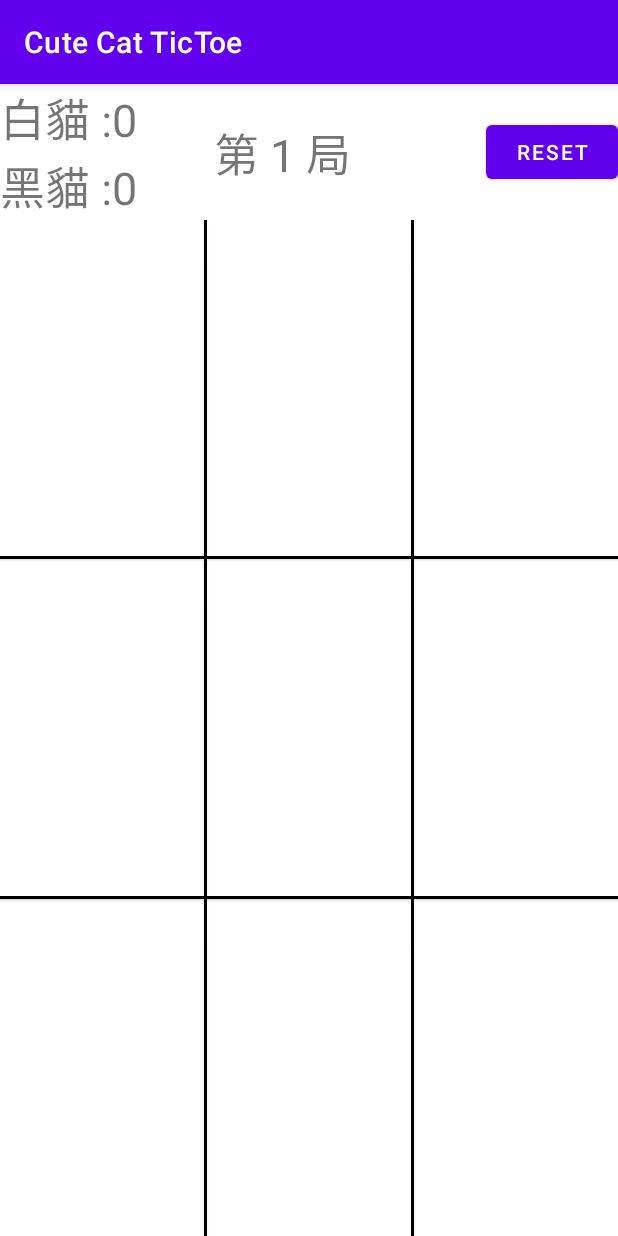
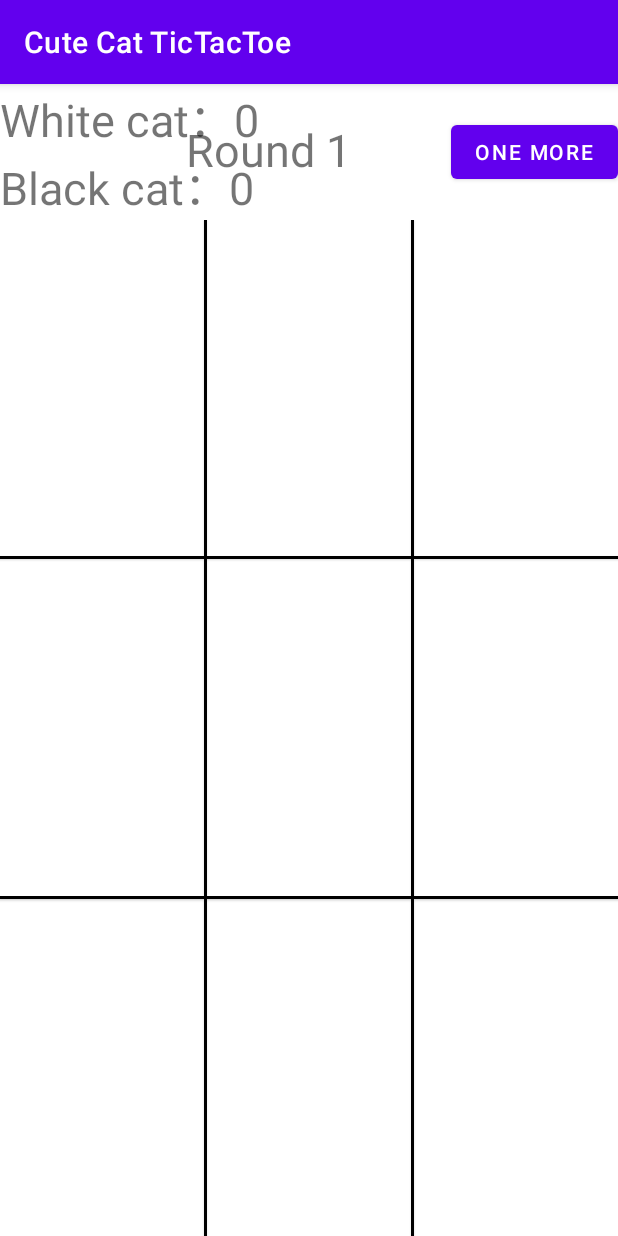
Before and after one commit to Wayne-Wang-Wayne/Cute-Cat-TIc-Tac-Toe, an Android app: the screen it shows after launch (MainActivity), on a phone screen of 412 x 824 dp. Run offline under Robolectric (Android 15) with nearby library versions, the phone set to English and light mode, and no system bars.

Commit message:
新增語言

```diff
--- a/app/src/main/java/com/example/tictoe/MainActivity.java
+++ b/app/src/main/java/com/example/tictoe/MainActivity.java
@@ -48,6 +48,14 @@ public class MainActivity extends AppCompatActivity {
         super.onCreate(savedInstanceState);
         setContentView(R.layout.activity_main);
 
+        TextView whiteCat = findViewById(R.id.textViewP1);
+        TextView blackCat = findViewById(R.id.textViewP2);
+        TextView round = findViewById(R.id.textViewP3);
+
+        whiteCat.setText(getString(R.string.prefix_white_cat) + whiteWin);
+        blackCat.setText(getString(R.string.prefix_black_cat) + blackWin);
+        round.setText(getString(R.string.round_string, countRound));
+
 
         //各個格子的狀態 null=沒有,0=黑貓,1=另一隻貓
         for (int i = 0; i < 9; i++) {
@@ -72,14 +80,13 @@ public class MainActivity extends AppCompatActivity {
         resetButton.setOnClickListener(new View.OnClickListener() {
             @Override
             public void onClick(View v) {
-                TextView round = findViewById(R.id.textViewP3);
                 for (int i = 0; i < imageViews.size(); i++) {
                     space.set(i, NOTHING);
                     imageViews.get(i).setImageDrawable(null);
                 }
                 gameSet = false;
                 countRound++;
-                round.setText("第 " + countRound + " 局");
+                round.setText(getString(R.string.round_string, countRound));
             }
         });
 
@@ -113,7 +120,7 @@ public class MainActivity extends AppCompatActivity {
             checkWinner();
             oTurn = !oTurn;
         } else {
-            Toast.makeText(this, "請點擊別處！", Toast.LENGTH_SHORT).show();
+            Toast.makeText(this, getString(R.string.please_click_the_right_area), Toast.LENGTH_SHORT).show();
         }
 
 
@@ -128,15 +135,15 @@ public class MainActivity extends AppCompatActivity {
         for (int[] indices : winningIndices) {
             if (space.get(indices[0]) != NOTHING && space.get(indices[0]).equals(space.get(indices[1])) && space.get(indices[1]).equals(space.get(indices[2]))) {
                 if (oTurn) {
-                    Toast.makeText(this, "白貓贏了", Toast.LENGTH_SHORT).show();
+                    Toast.makeText(this, getString(R.string.white_cat_winning), Toast.LENGTH_SHORT).show();
                     whiteWin++;
-                    whiteCat.setText("白貓：" + whiteWin);
+                    whiteCat.setText(getString(R.string.prefix_white_cat) + whiteWin);
                     gameSet = true;
                     break;
                 } else {
-                    Toast.makeText(this, "黑貓贏了", Toast.LENGTH_SHORT).show();
+                    Toast.makeText(this, getString(R.string.black_cat_winning), Toast.LENGTH_SHORT).show();
                     blackWin++;
-                    blackCat.setText("黑貓：" + blackWin);
+                    blackCat.setText(getString(R.string.prefix_black_cat) + blackWin);
                     gameSet = true;
                     break;
                 }
@@ -155,10 +162,10 @@ public class MainActivity extends AppCompatActivity {
             @Override
             public void onAnimationEnd(Animator animation) {
                 super.onAnimationEnd(animation);
-                if(wrapper.value == RIGHT){
+                if (wrapper.value == RIGHT) {
                     imageView.animate().rotation(-45).setDuration(500);
                     wrapper.value = LEFT;
-                } else if(wrapper.value == LEFT)
+                } else if (wrapper.value == LEFT)
                     imageView.animate().rotation(0).setDuration(500);
 
             }
@@ -167,6 +174,6 @@ public class MainActivity extends AppCompatActivity {
 
 }
 
-class Wrapper<T>{
+class Wrapper<T> {
     T value;
 }
--- a/app/src/main/res/layout/activity_main.xml
+++ b/app/src/main/res/layout/activity_main.xml
@@ -42,7 +42,7 @@
             android:layout_width="wrap_content"
             android:layout_height="wrap_content"
             android:layout_centerVertical="true"
-            android:text="reset"
+            android:text="@string/reset"
             android:layout_alignParentRight="true" />
 
 
--- a/app/src/main/res/values/strings.xml
+++ b/app/src/main/res/values/strings.xml
@@ -1,3 +1,11 @@
 <resources>
-    <string name="app_name">Cute Cat TicToe</string>
+    <string name="app_name">Cute Cat TicTacToe</string>
+    <string name="white_cat_winning">White cat wins</string>
+    <string name="prefix_white_cat">White cat：</string>
+    <string name="black_cat_winning">Black cat wins</string>
+    <string name="prefix_black_cat">Black cat：</string>
+    <string name="round_string">Round %d</string>
+    <string name="please_click_the_right_area">Please click the correct area!</string>
+    <string name="reset">One more</string>
+
 </resources>
```
Also changed, not shown: 1 other file.
